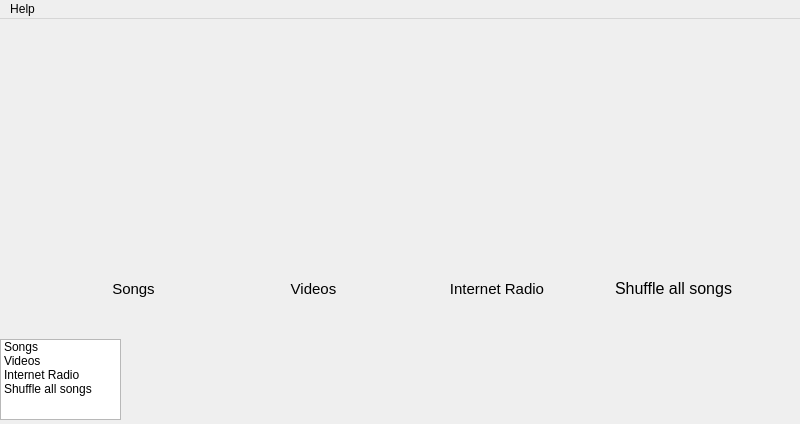
Before: the Qt Designer form mainwindow.ui in gidzzz/openmediaplayer, drawn with Qt 5.
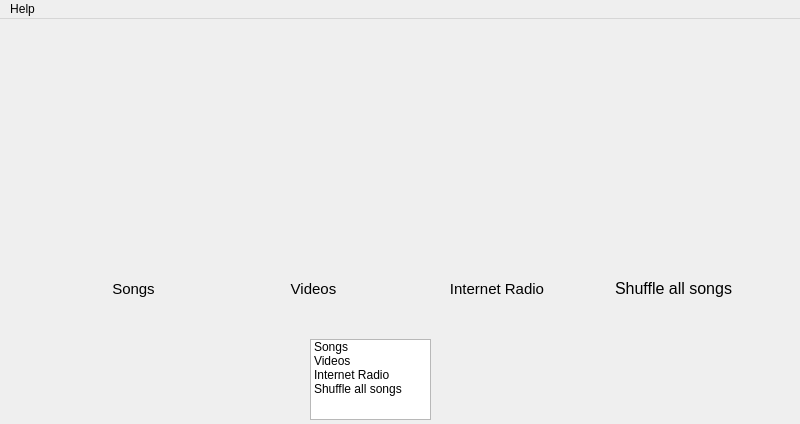
After: the same form once the commit is applied. Icons and pictures are not drawn.

Commit message: Fixed mainwindow buttons in portrait mode. Made layouts resemble stock media player in NP window.

```diff
--- a/mainwindow.ui
+++ b/mainwindow.ui
@@ -242,7 +242,7 @@
    <widget class="QListWidget" name="listWidget">
     <property name="geometry">
      <rect>
-      <x>0</x>
+      <x>310</x>
       <y>320</y>
       <width>121</width>
       <height>81</height>
```
Left out of the diff: 12 changed lines with no effect on the pictures. The commit also changes 5 other files.
